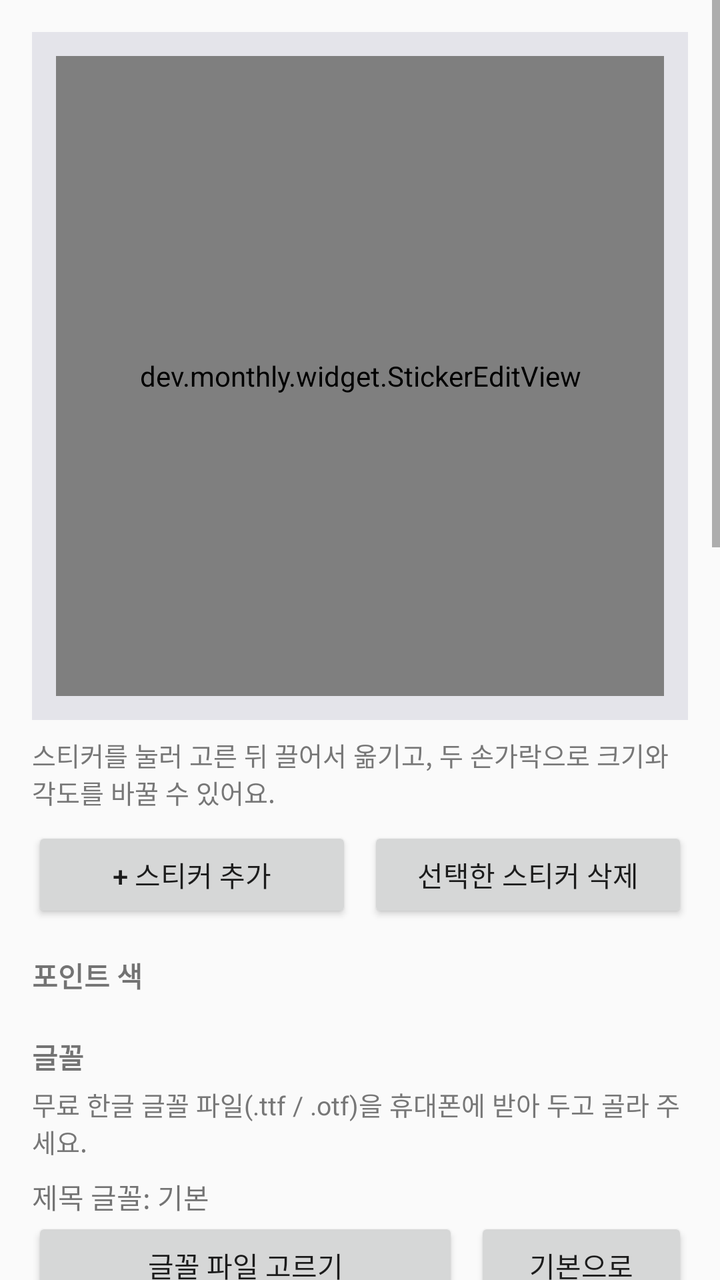
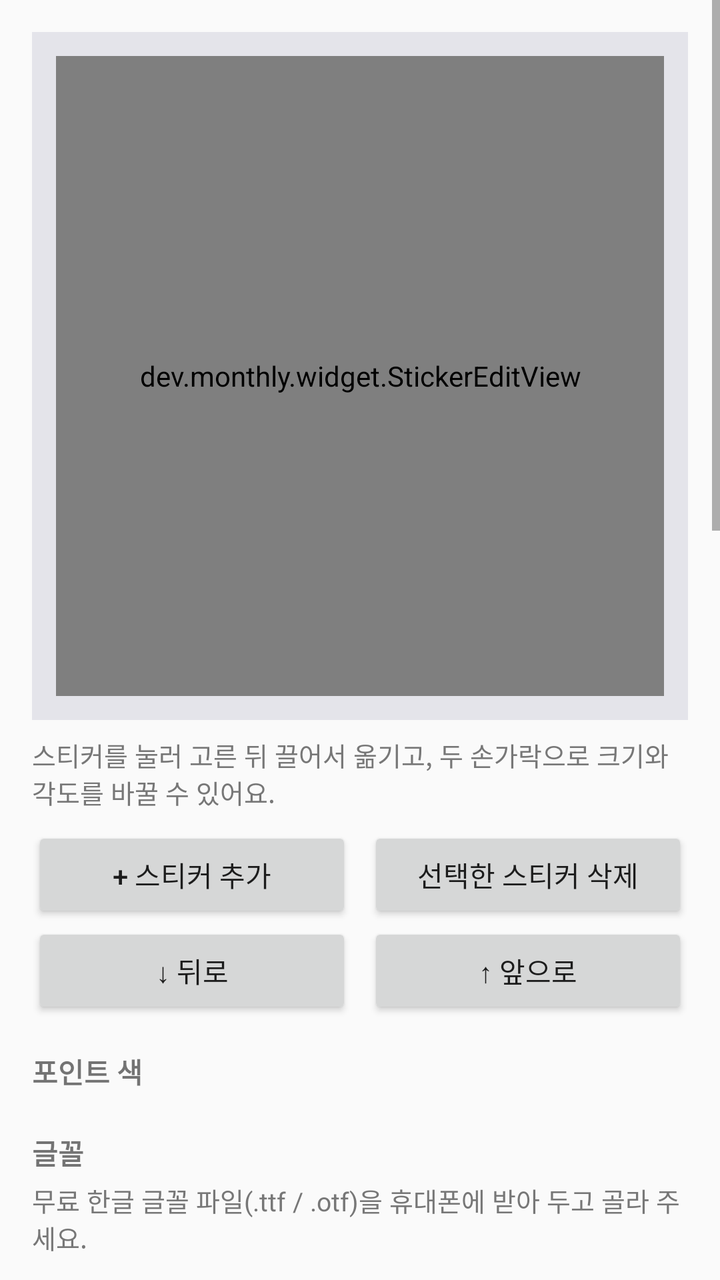

Screens rendered from an Android XML layout before and after an edit, with the pre-edit source and the edit as a unified diff.
<!-- AndroidManifest.xml: application theme AppTheme -->
<!-- res/layout/activity_decor.xml -->
<ScrollView xmlns:android="http://schemas.android.com/apk/res/android"
    android:layout_width="match_parent"
    android:layout_height="match_parent">
<LinearLayout
    android:layout_width="match_parent"
    android:layout_height="wrap_content"
    android:orientation="vertical"
    android:padding="16dp">

    <FrameLayout
        android:id="@+id/preview_outer"
        android:layout_width="match_parent"
        android:layout_height="wrap_content"
        android:background="@color/preview_bg"
        android:padding="12dp">
        <FrameLayout
            android:id="@+id/preview_frame"
            android:layout_width="match_parent"
            android:layout_height="320dp"
            android:layout_gravity="center_horizontal">
            <FrameLayout
                android:id="@+id/preview_host"
                android:layout_width="match_parent"
                android:layout_height="match_parent" />
            <dev.monthly.widget.StickerEditView
                android:id="@+id/sticker_edit"
                android:layout_width="match_parent"
                android:layout_height="match_parent" />
        </FrameLayout>
    </FrameLayout>

    <TextView
        android:layout_width="match_parent"
        android:layout_height="wrap_content"
        android:layout_marginTop="8dp"
        android:text="스티커를 눌러 고른 뒤 끌어서 옮기고, 두 손가락으로 크기와 각도를 바꿀 수 있어요."
        android:textColor="@color/text_secondary"
        android:textSize="13sp" />

    <LinearLayout
        android:layout_width="match_parent"
        android:layout_height="wrap_content"
        android:layout_marginTop="8dp"
        android:orientation="horizontal">
        <Button
            android:id="@+id/btn_add_sticker"
            android:layout_width="0dp"
            android:layout_height="wrap_content"
            android:layout_weight="1"
            android:text="+ 스티커 추가" />
        <Button
            android:id="@+id/btn_del_sticker"
            android:layout_width="0dp"
            android:layout_height="wrap_content"
            android:layout_marginStart="8dp"
            android:layout_weight="1"
            android:text="선택한 스티커 삭제" />
    </LinearLayout>

    <TextView style="@style/SectionLabel" android:text="포인트 색" />
    <HorizontalScrollView
        android:layout_width="match_parent"
        android:layout_height="wrap_content"
        android:scrollbars="none">
        <LinearLayout
            android:id="@+id/accent_row"
            android:layout_width="wrap_content"
            android:layout_height="wrap_content"
            android:orientation="horizontal" />
    </HorizontalScrollView>

    <TextView style="@style/SectionLabel" android:text="글꼴" />
    <TextView
        android:layout_width="match_parent"
        android:layout_height="wrap_content"
        android:text="무료 한글 글꼴 파일(.ttf / .otf)을 휴대폰에 받아 두고 골라 주세요."
        android:textColor="@color/text_secondary"
        android:textSize="13sp" />
    <TextView
        android:id="@+id/title_font_label"
        android:layout_width="match_parent"
        android:layout_height="wrap_content"
        android:layout_marginTop="8dp"
        android:text="제목 글꼴: 기본" />
    <LinearLayout
        android:layout_width="match_parent"
        android:layout_height="wrap_content"
        android:orientation="horizontal">
        <Button android:id="@+id/btn_title_font" android:layout_width="0dp" android:layout_height="wrap_content" android:layout_weight="2" android:text="글꼴 파일 고르기" />
        <Button android:id="@+id/btn_title_font_clear" android:layout_width="0dp" android:layout_height="wrap_content" android:layout_marginStart="8dp" android:layout_weight="1" android:text="기본으로" />
    </LinearLayout>
    <TextView
        android:id="@+id/body_font_label"
        android:layout_width="match_parent"
        android:layout_height="wrap_content"
        android:layout_marginTop="8dp"
        android:text="글자 글꼴 (요일·날짜·목록): 기본" />
    <LinearLayout
        android:layout_width="match_parent"
        android:layout_height="wrap_content"
        android:orientation="horizontal">
        <Button android:id="@+id/btn_body_font" android:layout_width="0dp" android:layout_height="wrap_content" android:layout_weight="2" android:text="글꼴 파일 고르기" />
        <Button android:id="@+id/btn_body_font_clear" android:layout_width="0dp" android:layout_height="wrap_content" android:layout_marginStart="8dp" android:layout_weight="1" android:text="기본으로" />
    </LinearLayout>
    <TextView
        android:layout_width="match_parent"
        android:layout_height="wrap_content"
        android:layout_marginTop="4dp"
        android:text="글자 크기 (글꼴 파일을 쓸 때)" />
    <RadioGroup
        android:id="@+id/font_scale"
        android:layout_width="match_parent"
        android:layout_height="wrap_content"
        android:orientation="horizontal">
        <RadioButton android:id="@+id/rb_scale_s" android:layout_width="wrap_content" android:layout_height="wrap_content" android:text="작게" />
        <RadioButton android:id="@+id/rb_scale_m" android:layout_width="wrap_content" android:layout_height="wrap_content" android:layout_marginStart="12dp" android:text="보통" />
        <RadioButton android:id="@+id/rb_scale_l" android:layout_width="wrap_content" android:layout_height="wrap_content" android:layout_marginStart="12dp" android:text="크게" />
    </RadioGroup>

    <TextView style="@style/SectionLabel" android:text="제목(몇 월) 배경 이미지" />
    <Button
        android:id="@+id/btn_header_all"
        android:layout_width="match_parent"
        android:layout_height="wrap_content"
        android:text="모든 달에 쓸 이미지 고르기" />
    <Button
        android:id="@+id/btn_header_month"
        android:layout_width="match_parent"
        android:layout_height="wrap_content"
        android:text="이 달만 다른 이미지" />
    <Button
        android:id="@+id/btn_header_clear"
        style="?android:attr/borderlessButtonStyle"
        android:layout_width="match_parent"
        android:layout_height="wrap_content"
        android:text="이 달에 보이는 제목 이미지 지우기" />
    <TextView
        android:layout_width="match_parent"
        android:layout_height="wrap_content"
        android:text="제목 이미지 어둡게 (글씨가 잘 보이게)" />
    <SeekBar
        android:id="@+id/seek_header_dim"
        android:layout_width="match_parent"
        android:layout_height="wrap_content"
        android:max="80" />
    <RadioGroup
        android:id="@+id/header_size"
        android:layout_width="match_parent"
        android:layout_height="wrap_content"
        android:orientation="horizontal">
        <RadioButton android:id="@+id/rb_header_normal" android:layout_width="wrap_content" android:layout_height="wrap_content" android:text="얇게" />
        <RadioButton android:id="@+id/rb_header_large" android:layout_width="wrap_content" android:layout_height="wrap_content" android:layout_marginStart="12dp" android:text="크게 (배너처럼)" />
    </RadioGroup>

    <TextView style="@style/SectionLabel" android:text="배경" />
    <RadioGroup
        android:id="@+id/bg_mode"
        android:layout_width="match_parent"
        android:layout_height="wrap_content"
        android:orientation="horizontal">
        <RadioButton android:id="@+id/rb_bg_default" android:layout_width="wrap_content" android:layout_height="wrap_content" android:text="기본" />
        <RadioButton android:id="@+id/rb_bg_color" android:layout_width="wrap_content" android:layout_height="wrap_content" android:layout_marginStart="12dp" android:text="단색" />
        <RadioButton android:id="@+id/rb_bg_photo" android:layout_width="wrap_content" android:layout_height="wrap_content" android:layout_marginStart="12dp" android:text="사진" />
    </RadioGroup>
    <HorizontalScrollView
        android:layout_width="match_parent"
        android:layout_height="wrap_content"
        android:scrollbars="none">
        <LinearLayout
            android:id="@+id/bgcolor_row"
            android:layout_width="wrap_content"
            android:layout_height="wrap_content"
            android:orientation="horizontal" />
    </HorizontalScrollView>
    <Button
        android:id="@+id/btn_bg_photo"
        android:layout_width="match_parent"
        android:layout_height="wrap_content"
        android:text="배경 사진 고르기" />

    <TextView
        android:layout_width="match_parent"
        android:layout_height="wrap_content"
        android:layout_marginTop="8dp"
        android:text="배경 불투명도 (낮추면 바탕화면이 비쳐요)" />
    <SeekBar
        android:id="@+id/seek_alpha"
        android:layout_width="match_parent"
        android:layout_height="wrap_content"
        android:max="100" />
    <TextView
        android:layout_width="match_parent"
        android:layout_height="wrap_content"
        android:layout_marginTop="8dp"
        android:text="사진 어둡게" />
    <SeekBar
        android:id="@+id/seek_dim"
        android:layout_width="match_parent"
        android:layout_height="wrap_content"
        android:max="80" />

    <TextView style="@style/SectionLabel" android:text="글자색" />
    <RadioGroup
        android:id="@+id/text_mode"
        android:layout_width="match_parent"
        android:layout_height="wrap_content"
        android:orientation="horizontal">
        <RadioButton android:id="@+id/rb_text_auto" android:layout_width="wrap_content" android:layout_height="wrap_content" android:text="자동" />
        <RadioButton android:id="@+id/rb_text_dark" android:layout_width="wrap_content" android:layout_height="wrap_content" android:layout_marginStart="12dp" android:text="어둡게" />
        <RadioButton android:id="@+id/rb_text_light" android:layout_width="wrap_content" android:layout_height="wrap_content" android:layout_marginStart="12dp" android:text="밝게" />
    </RadioGroup>

    <TextView style="@style/SectionLabel" android:text="위젯 문구" />
    <EditText
        android:id="@+id/input_caption"
        android:layout_width="match_parent"
        android:layout_height="wrap_content"
        android:hint="예: 최애 생일까지 존버 중"
        android:inputType="text"
        android:maxLength="40"
        android:maxLines="1" />

    <Button
        android:id="@+id/btn_reset"
        style="?android:attr/borderlessButtonStyle"
        android:layout_width="match_parent"
        android:layout_height="wrap_content"
        android:layout_marginTop="16dp"
        android:text="꾸미기 전부 초기화"
        android:textColor="@color/sunday" />
</LinearLayout>
</ScrollView>
<!-- resources referenced by this layout -->
<resources>
  <color name="preview_bg">#FFE4E4EA</color>
  <color name="sunday">#E5484D</color>
  <color name="text_secondary">#777777</color>
  <style name="SectionLabel">
          <item name="android:layout_width">match_parent</item>
          <item name="android:layout_height">wrap_content</item>
          <item name="android:layout_marginTop">16dp</item>
          <item name="android:layout_marginBottom">4dp</item>
          <item name="android:textSize">14sp</item>
          <item name="android:textStyle">bold</item>
      </style>
  <style name="AppTheme" parent="android:Theme.Material.Light.DarkActionBar">
          <item name="android:colorPrimary">@color/accent</item>
          <item name="android:colorPrimaryDark">@color/accent_dark</item>
          <item name="android:colorAccent">@color/accent</item>
      </style>
  <color name="accent">#5B6CF0</color>
  <color name="accent_dark">#3F4CC0</color>
</resources>

<!-- the commit's change to res/layout/activity_decor.xml (unified diff, before → after) -->
@@ -57,6 +57,25 @@
             android:text="선택한 스티커 삭제" />
     </LinearLayout>
 
+    <LinearLayout
+        android:layout_width="match_parent"
+        android:layout_height="wrap_content"
+        android:orientation="horizontal">
+        <Button
+            android:id="@+id/btn_sticker_back"
+            android:layout_width="0dp"
+            android:layout_height="wrap_content"
+            android:layout_weight="1"
+            android:text="↓ 뒤로" />
+        <Button
+            android:id="@+id/btn_sticker_front"
+            android:layout_width="0dp"
+            android:layout_height="wrap_content"
+            android:layout_marginStart="8dp"
+            android:layout_weight="1"
+            android:text="↑ 앞으로" />
+    </LinearLayout>
+
     <TextView style="@style/SectionLabel" android:text="포인트 색" />
     <HorizontalScrollView
         android:layout_width="match_parent"
